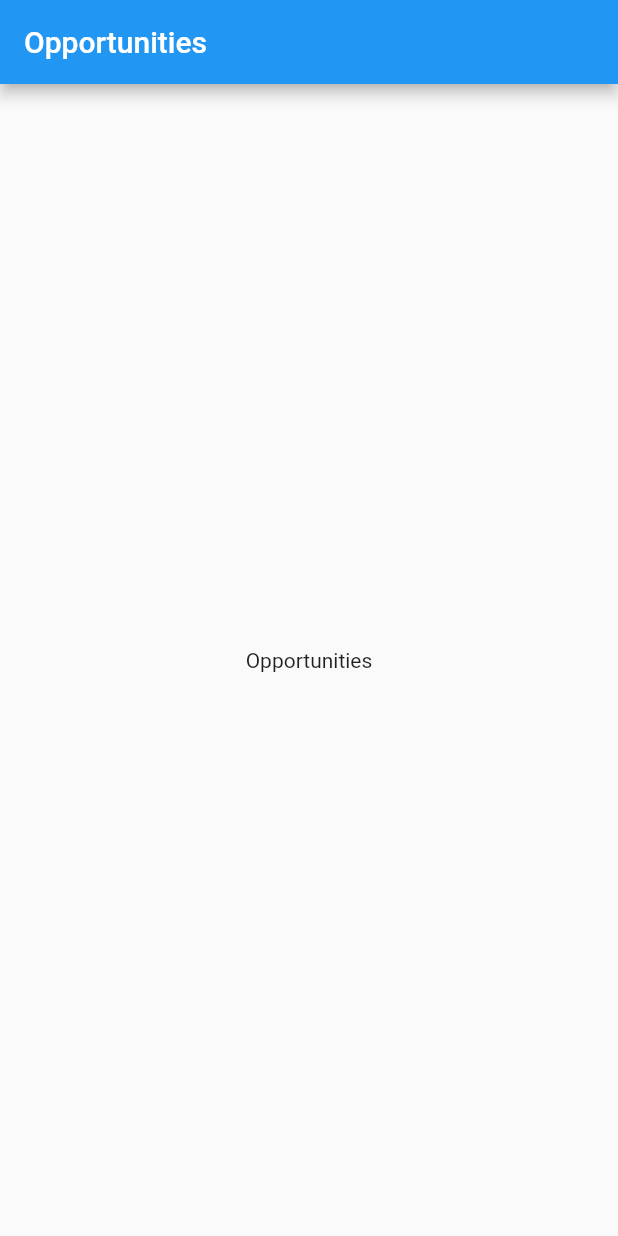
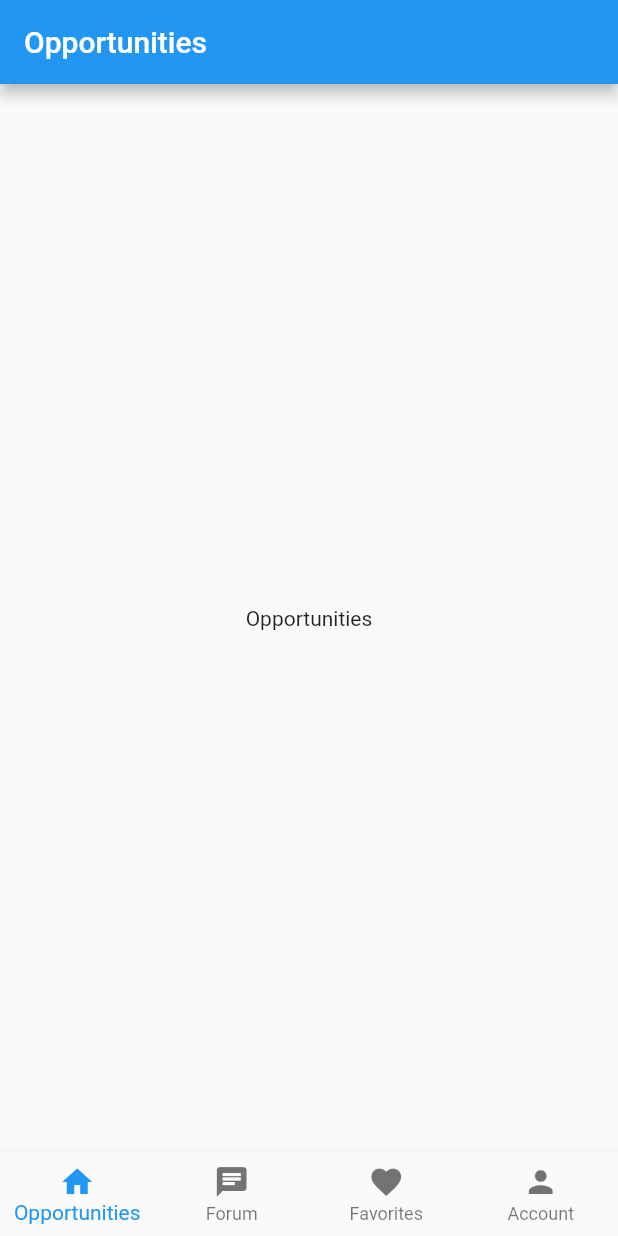
Before and after one commit to asgarimehdi/shabake-flutter, a Flutter app: the screen it shows after launch, on a phone screen of 412 x 824 dp. Run offline on Flutter 3.47's test engine with Material 2 defaults, Android fonts, the phone set to English and light mode, and no system bars.

Commit message:
lesson 14

```diff
--- a/lib/main.dart
+++ b/lib/main.dart
@@ -1,5 +1,6 @@
 import 'package:flutter/material.dart';
-import 'package:shabake/presentation/Opportuniies/opportunities_page.dart';
+import 'package:shabake/router/route_constants.dart';
+import 'package:shabake/router/routers.dart';
 
 void main() {
   runApp(Shabake());
@@ -10,11 +11,12 @@ class Shabake extends StatelessWidget {
   Widget build(BuildContext context) {
     return MaterialApp(
       title: 'Shabake Behdasht',
-      showSemanticsDebugger: false,
+      debugShowCheckedModeBanner: false,
       theme: ThemeData(
           primarySwatch: Colors.blue,
           visualDensity: VisualDensity.adaptivePlatformDensity),
-      home: OpportunitiesPage(),
+      onGenerateRoute: Routers.onGenerateRoute,
+      initialRoute: homeRoute,
     );
   }
 }
--- /dev/null
+++ b/lib/presentation/home/home_page.dart
@@ -0,0 +1,61 @@
+import 'package:flutter/material.dart';
+import 'package:shabake/presentation/Opportuniies/opportunities_page.dart';
+import 'package:shabake/presentation/auth/account_page.dart';
+import 'package:shabake/presentation/favorites/favorites_page.dart';
+import 'package:shabake/presentation/forum/questions_page.dart';
+
+class HomePage extends StatefulWidget {
+  HomePage({Key? key}) : super(key: key);
+
+  @override
+  State<HomePage> createState() => _HomePageState();
+}
+
+class _HomePageState extends State<HomePage> {
+  PageController _pageController = PageController();
+  List<Widget> _screens = [
+    OpportunitiesPage(),
+    QuestionsPage(),
+    FavoritesPage(),
+    AccountPage()
+  ];
+
+  void _onItemTapped(int index) {
+    setState(() {
+      _pageController.jumpToPage(index);
+    });
+  }
+
+  @override
+  Widget build(BuildContext context) {
+    return Scaffold(
+      body: PageView(
+        children: _screens,
+        controller: _pageController,
+        // physics: NeverScrollableScrollPhysics,
+      ),
+      bottomNavigationBar: BottomNavigationBar(
+        type: BottomNavigationBarType.fixed,
+        onTap: _onItemTapped,
+        items: const <BottomNavigationBarItem>[
+          BottomNavigationBarItem(
+            icon: Icon(Icons.home),
+            label: 'Opportunities',
+          ),
+          BottomNavigationBarItem(
+            icon: Icon(Icons.chat),
+            label: 'Forum',
+          ),
+          BottomNavigationBarItem(
+            icon: Icon(Icons.favorite),
+            label: 'Favorites',
+          ),
+          BottomNavigationBarItem(
+            icon: Icon(Icons.person),
+            label: 'Account',
+          ),
+        ],
+      ),
+    );
+  }
+}
--- a/lib/router/route_constants.dart
+++ b/lib/router/route_constants.dart
@@ -0,0 +1,19 @@
+// Opportunities
+const String opportunitiesRoute = "opportunities";
+const String opportunityDetailRoute = "opportunitiesDetail";
+const String addNewOpportunity = "addNewOpportunity";
+
+// home
+const String homeRoute = "home";
+
+// Auth
+const String signInRoute = "signIn";
+const String signUpRoute = "signUp";
+const String accountRoute = "account";
+
+// Forum
+const String forumRoute = "forum";
+const String questionDetail = "questionDetail";
+
+// Favorities
+const String favoritiesRoute = "favorities";
--- /dev/null
+++ b/lib/router/routers.dart
@@ -0,0 +1,26 @@
+import 'package:flutter/material.dart';
+import 'package:shabake/presentation/Opportuniies/not_found/not_found_page.dart';
+import 'package:shabake/presentation/Opportuniies/opportunities_page.dart';
+import 'package:shabake/presentation/auth/sign_in_page.dart';
+import 'package:shabake/presentation/auth/sign_up_page.dart';
+import 'package:shabake/presentation/home/home_page.dart';
+import 'package:shabake/router/route_constants.dart';
+
+
+class Routers {
+  static Route<dynamic> onGenerateRoute(RouteSettings routeSettings) {
+    switch (routeSettings.name) {
+      case opportunitiesRoute:
+        return MaterialPageRoute(builder: (_) => OpportunitiesPage());
+      case homeRoute:
+        return MaterialPageRoute(builder: (_) => HomePage());
+      case signInRoute:
+        return MaterialPageRoute(builder: (_) => SignInPage());
+      case signUpRoute:
+        return MaterialPageRoute(builder: (_) => SignUpPage());
+
+      default:
+        return MaterialPageRoute(builder: (_) => NotFoundPage());
+    }
+  }
+}
```
Also changed, not shown: lib/presentation/Opportuniies/not_found/not_found_page.dart (added, +14 -0 lines), lib/presentation/auth/account_page.dart (added, +17 -0 lines), lib/presentation/auth/sign_in_page.dart (added, +17 -0 lines), lib/presentation/auth/sign_up_page.dart (added, +17 -0 lines), lib/presentation/favorites/favorites_page.dart (added, +17 -0 lines), lib/presentation/forum/questions_page.dart (added, +17 -0 lines), lib/router/router.dart (deleted).
